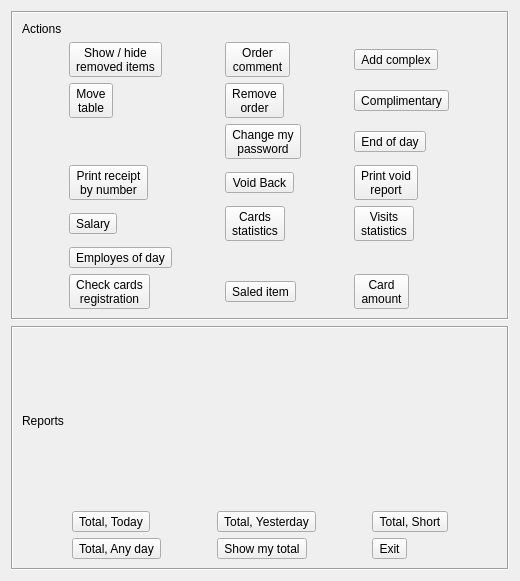
This is Restaurant2/rtools.ui in End1-1/Resort-2 as Qt 5 draws it before an edit. The edited form follows.
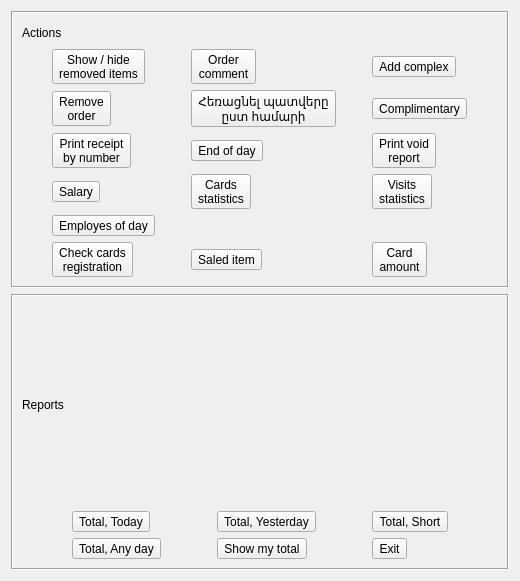
This is the edited form. Icons and pictures are not drawn.

Patch:
```diff
--- a/Restaurant2/rtools.ui
+++ b/Restaurant2/rtools.ui
@@ -32,65 +32,7 @@
       </item>
       <item>
        <layout class="QGridLayout" name="gridLayout">
-        <item row="4" column="0">
-         <widget class="QToolButton" name="btnSalary">
-          <property name="text">
-           <string>Salary</string>
-          </property>
-          <property name="icon">
-           <iconset resource="res.qrc">
-            <normaloff>:/images/invoice.png</normaloff>:/images/invoice.png</iconset>
-          </property>
-          <property name="toolButtonStyle">
-           <enum>Qt::ToolButtonTextUnderIcon</enum>
-          </property>
-         </widget>
-        </item>
-        <item row="0" column="1">
-         <widget class="QToolButton" name="btnOrderComment">
-          <property name="text">
-           <string>Order
-comment</string>
-          </property>
-          <property name="icon">
-           <iconset resource="res.qrc">
-            <normaloff>:/images/mark.png</normaloff>:/images/mark.png</iconset>
-          </property>
-          <property name="toolButtonStyle">
-           <enum>Qt::ToolButtonTextUnderIcon</enum>
-          </property>
-         </widget>
-        </item>
-        <item row="4" column="1">
-         <widget class="QToolButton" name="btnCardStat">
-          <property name="text">
-           <string>Cards
-statistics</string>
-          </property>
-          <property name="icon">
-           <iconset resource="res.qrc">
-            <normaloff>:/images/guests.png</normaloff>:/images/guests.png</iconset>
-          </property>
-          <property name="toolButtonStyle">
-           <enum>Qt::ToolButtonTextUnderIcon</enum>
-          </property>
-         </widget>
-        </item>
-        <item row="6" column="1">
-         <widget class="QToolButton" name="btnPrintDailySales">
-          <property name="text">
-           <string>Saled item</string>
-          </property>
-          <property name="icon">
-           <iconset resource="res.qrc">
-            <normaloff>:/images/list.png</normaloff>:/images/list.png</iconset>
-          </property>
-          <property name="toolButtonStyle">
-           <enum>Qt::ToolButtonTextUnderIcon</enum>
-          </property>
-         </widget>
-        </item>
-        <item row="2" column="2">
+        <item row="2" column="1">
          <widget class="QToolButton" name="btnCloseDay">
           <property name="text">
            <string>End of day</string>
@@ -104,10 +46,10 @@
           </property>
          </widget>
         </item>
-        <item row="4" column="2">
-         <widget class="QToolButton" name="btnVisitStat">
+        <item row="3" column="1">
+         <widget class="QToolButton" name="btnCardStat">
           <property name="text">
-           <string>Visits
+           <string>Cards
 statistics</string>
           </property>
           <property name="icon">
@@ -119,21 +61,6 @@
           </property>
          </widget>
         </item>
-        <item row="1" column="1">
-         <widget class="QToolButton" name="btnRemoveOrder">
-          <property name="text">
-           <string>Remove
-order</string>
-          </property>
-          <property name="icon">
-           <iconset resource="res.qrc">
-            <normaloff>:/images/garbage.png</normaloff>:/images/garbage.png</iconset>
-          </property>
-          <property name="toolButtonStyle">
-           <enum>Qt::ToolButtonTextUnderIcon</enum>
-          </property>
-         </widget>
-        </item>
         <item row="0" column="2">
          <widget class="QToolButton" name="btnComplex">
           <property name="text">
@@ -148,35 +75,7 @@
           </property>
          </widget>
         </item>
-        <item row="1" column="2">
-         <widget class="QToolButton" name="btnCompimentary">
-          <property name="text">
-           <string>Complimentary</string>
-          </property>
-          <property name="icon">
-           <iconset resource="res.qrc">
-            <normaloff>:/images/gift.png</normaloff>:/images/gift.png</iconset>
-          </property>
-          <property name="toolButtonStyle">
-           <enum>Qt::ToolButtonTextUnderIcon</enum>
-          </property>
-         </widget>
-        </item>
-        <item row="3" column="1">
-         <widget class="QToolButton" name="btnVoidBack">
-          <property name="text">
-           <string>Void Back</string>
-          </property>
-          <property name="icon">
-           <iconset resource="res.qrc">
-            <normaloff>:/images/recycle.png</normaloff>:/images/recycle.png</iconset>
-          </property>
-          <property name="toolButtonStyle">
-           <enum>Qt::ToolButtonTextUnderIcon</enum>
-          </property>
-         </widget>
-        </item>
-        <item row="6" column="0">
+        <item row="5" column="0">
          <widget class="QToolButton" name="btnCheckCardReg">
           <property name="text">
            <string>Check cards
@@ -191,6 +90,51 @@
           </property>
          </widget>
         </item>
+        <item row="2" column="0">
+         <widget class="QToolButton" name="btnPrintAnyReport">
+          <property name="text">
+           <string>Print receipt
+by number</string>
+          </property>
+          <property name="icon">
+           <iconset resource="res.qrc">
+            <normaloff>:/images/invoice.png</normaloff>:/images/invoice.png</iconset>
+          </property>
+          <property name="toolButtonStyle">
+           <enum>Qt::ToolButtonTextUnderIcon</enum>
+          </property>
+         </widget>
+        </item>
+        <item row="2" column="2">
+         <widget class="QToolButton" name="btnPrintVoid">
+          <property name="text">
+           <string>Print void
+report</string>
+          </property>
+          <property name="icon">
+           <iconset resource="res.qrc">
+            <normaloff>:/images/recycle.png</normaloff>:/images/recycle.png</iconset>
+          </property>
+          <property name="toolButtonStyle">
+           <enum>Qt::ToolButtonTextUnderIcon</enum>
+          </property>
+         </widget>
+        </item>
+        <item row="1" column="1">
+         <widget class="QToolButton" name="btnRemoveOrder_2">
+          <property name="text">
+           <string>Հեռացնել պատվերը
+ըստ համարի</string>
+          </property>
+          <property name="icon">
+           <iconset resource="res.qrc">
+            <normaloff>:/images/garbage.png</normaloff>:/images/garbage.png</iconset>
+          </property>
+          <property name="toolButtonStyle">
+           <enum>Qt::ToolButtonTextUnderIcon</enum>
+          </property>
+         </widget>
+        </item>
         <item row="0" column="0">
          <widget class="QToolButton" name="btnShowHideRemovedItems">
           <property name="text">
@@ -206,11 +150,54 @@
           </property>
          </widget>
         </item>
+        <item row="5" column="1">
+         <widget class="QToolButton" name="btnPrintDailySales">
+          <property name="text">
+           <string>Saled item</string>
+          </property>
+          <property name="icon">
+           <iconset resource="res.qrc">
+            <normaloff>:/images/list.png</normaloff>:/images/list.png</iconset>
+          </property>
+          <property name="toolButtonStyle">
+           <enum>Qt::ToolButtonTextUnderIcon</enum>
+          </property>
+         </widget>
+        </item>
+        <item row="1" column="0">
+         <widget class="QToolButton" name="btnRemoveOrder">
+          <property name="text">
+           <string>Remove
+order</string>
+          </property>
+          <property name="icon">
+           <iconset resource="res.qrc">
+            <normaloff>:/images/garbage.png</normaloff>:/images/garbage.png</iconset>
+          </property>
+          <property name="toolButtonStyle">
+           <enum>Qt::ToolButtonTextUnderIcon</enum>
+          </property>
+         </widget>
+        </item>
+        <item row="1" column="2">
+         <widget class="QToolButton" name="btnCompimentary">
+          <property name="text">
+           <string>Complimentary</string>
+          </property>
+          <property name="icon">
+           <iconset resource="res.qrc">
+            <normaloff>:/images/gift.png</normaloff>:/images/gift.png</iconset>
+          </property>
+          <property name="toolButtonStyle">
+           <enum>Qt::ToolButtonTextUnderIcon</enum>
+          </property>
+         </widget>
+        </item>
         <item row="3" column="2">
-         <widget class="QToolButton" name="btnPrintVoid">
+         <widget class="QToolButton" name="btnVisitStat">
           <property name="text">
-           <string>Print void
-report</string>
+           <string>Visits
+statistics</string>
           </property>
           <property name="icon">
            <iconset resource="res.qrc">
@@ -221,7 +208,7 @@
           </property>
          </widget>
         </item>
-        <item row="6" column="2">
+        <item row="5" column="2">
          <widget class="QToolButton" name="btnCheckCard">
           <property name="text">
            <string>Card
@@ -236,52 +223,7 @@
           </property>
          </widget>
         </item>
-        <item row="2" column="1">
-         <widget class="QToolButton" name="btnChangePassword">
-          <property name="text">
-           <string>Change my
-password</string>
-          </property>
-          <property name="icon">
-           <iconset resource="res.qrc">
-            <normaloff>:/images/lock.png</normaloff>:/images/lock.png</iconset>
-          </property>
-          <property name="toolButtonStyle">
-           <enum>Qt::ToolButtonTextUnderIcon</enum>
-          </property>
-         </widget>
-        </item>
-        <item row="3" column="0">
-         <widget class="QToolButton" name="btnPrintAnyReport">
-          <property name="text">
-           <string>Print receipt
-by number</string>
-          </property>
-          <property name="icon">
-           <iconset resource="res.qrc">
-            <normaloff>:/images/invoice.png</normaloff>:/images/invoice.png</iconset>
-          </property>
-          <property name="toolButtonStyle">
-           <enum>Qt::ToolButtonTextUnderIcon</enum>
-          </property>
-         </widget>
-        </item>
-        <item row="1" column="0">
-         <widget class="QToolButton" name="btnMoveTable">
-          <property name="text">
-           <string>Move
-table</string>
-          </property>
-          <property name="icon">
-           <iconset resource="res.qrc">
-            <normaloff>:/images/transfer.png</normaloff>:/images/transfer.png</iconset>
-          </property>
-          <property name="toolButtonStyle">
-           <enum>Qt::ToolButtonTextUnderIcon</enum>
-          </property>
-         </widget>
-        </item>
-        <item row="5" column="0">
+        <item row="4" column="0">
          <widget class="QToolButton" name="btnSalary_2">
           <property name="text">
            <string>Employes of day</string>
@@ -295,6 +237,35 @@
           </property>
          </widget>
         </item>
+        <item row="3" column="0">
+         <widget class="QToolButton" name="btnSalary">
+          <property name="text">
+           <string>Salary</string>
+          </property>
+          <property name="icon">
+           <iconset resource="res.qrc">
+            <normaloff>:/images/invoice.png</normaloff>:/images/invoice.png</iconset>
+          </property>
+          <property name="toolButtonStyle">
+           <enum>Qt::ToolButtonTextUnderIcon</enum>
+          </property>
+         </widget>
+        </item>
+        <item row="0" column="1">
+         <widget class="QToolButton" name="btnOrderComment">
+          <property name="text">
+           <string>Order
+comment</string>
+          </property>
+          <property name="icon">
+           <iconset resource="res.qrc">
+            <normaloff>:/images/mark.png</normaloff>:/images/mark.png</iconset>
+          </property>
+          <property name="toolButtonStyle">
+           <enum>Qt::ToolButtonTextUnderIcon</enum>
+          </property>
+         </widget>
+        </item>
        </layout>
       </item>
      </layout>
```
Left out of the diff: 2 changed lines with no effect on the pictures.
